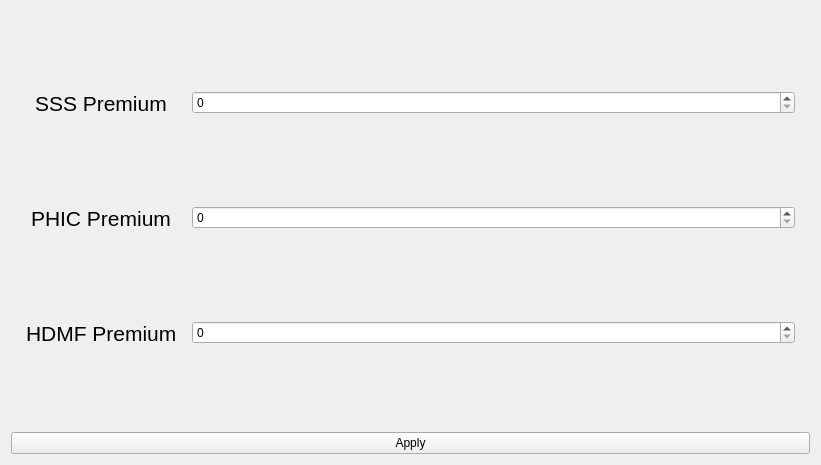
Above: UI/Dialogs/premium_values_widget.ui from Justin-Kuchmy/JustPay_App before the change. Below: the same form after it.
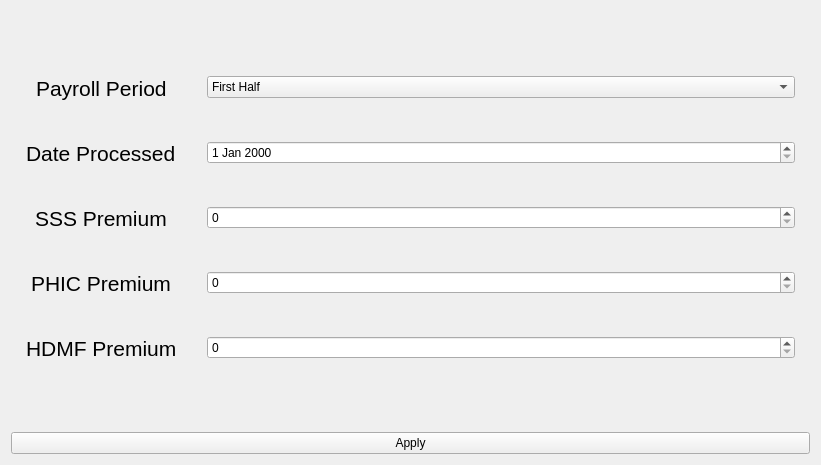
That is the form after the change.

```diff
--- a/UI/Dialogs/premium_values_widget.ui
+++ b/UI/Dialogs/premium_values_widget.ui
@@ -29,24 +29,59 @@
       <set>Qt::AlignCenter</set>
      </property>
      <property name="horizontalSpacing">
-      <number>15</number>
+      <number>30</number>
      </property>
      <property name="verticalSpacing">
-      <number>90</number>
+      <number>40</number>
      </property>
      <property name="leftMargin">
       <number>15</number>
      </property>
-     <property name="topMargin">
-      <number>15</number>
-     </property>
      <property name="rightMargin">
       <number>15</number>
      </property>
-     <property name="bottomMargin">
-      <number>15</number>
-     </property>
      <item row="0" column="0">
+      <widget class="QLabel" name="payrollPeriodLabel">
+       <property name="font">
+        <font>
+         <pointsize>16</pointsize>
+        </font>
+       </property>
+       <property name="text">
+        <string>Payroll Period</string>
+       </property>
+      </widget>
+     </item>
+     <item row="0" column="1">
+      <widget class="QComboBox" name="payrollPeriodComboBox">
+       <item>
+        <property name="text">
+         <string>First Half</string>
+        </property>
+       </item>
+       <item>
+        <property name="text">
+         <string>Second Half</string>
+        </property>
+       </item>
+      </widget>
+     </item>
+     <item row="1" column="0">
+      <widget class="QLabel" name="dateProcessedLabel">
+       <property name="font">
+        <font>
+         <pointsize>16</pointsize>
+        </font>
+       </property>
+       <property name="text">
+        <string>Date Processed</string>
+       </property>
+      </widget>
+     </item>
+     <item row="1" column="1">
+      <widget class="QDateEdit" name="dateProcessedEdit"/>
+     </item>
+     <item row="2" column="0">
       <widget class="QLabel" name="sssLabel">
        <property name="font">
         <font>
@@ -58,7 +93,7 @@
        </property>
       </widget>
      </item>
-     <item row="0" column="1">
+     <item row="2" column="1">
       <widget class="QSpinBox" name="sssSpinBox">
        <property name="sizePolicy">
         <sizepolicy hsizetype="Minimum" vsizetype="Fixed">
@@ -68,7 +103,7 @@
        </property>
       </widget>
      </item>
-     <item row="1" column="0">
+     <item row="3" column="0">
       <widget class="QLabel" name="phicLabel">
        <property name="font">
         <font>
@@ -80,10 +115,10 @@
        </property>
       </widget>
      </item>
-     <item row="1" column="1">
+     <item row="3" column="1">
       <widget class="QSpinBox" name="phicSpinbox"/>
      </item>
-     <item row="2" column="0">
+     <item row="4" column="0">
       <widget class="QLabel" name="hdmfLabel">
        <property name="font">
         <font>
@@ -95,7 +130,7 @@
        </property>
       </widget>
      </item>
-     <item row="2" column="1">
+     <item row="4" column="1">
       <widget class="QSpinBox" name="hdmfSpinbox"/>
      </item>
     </layout>
```
